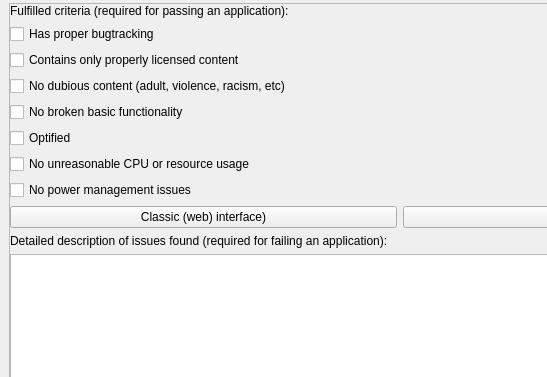
This is src/vote.ui in achipa/keepitsimpletester as Qt 5 draws it before an edit; both pictures show x 0 to 547 and y 0 to 377 of the 800 by 600 pixel window. The edited form follows.
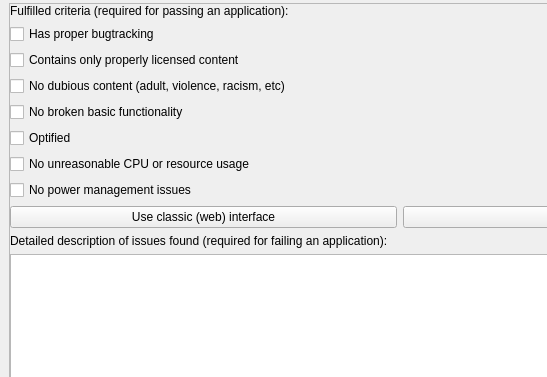
This is the edited form. Icons and pictures are not drawn.

Diff of the .ui file:
```diff
--- a/src/vote.ui
+++ b/src/vote.ui
@@ -32,7 +32,7 @@
          <x>0</x>
          <y>0</y>
          <width>778</width>
-         <height>564</height>
+         <height>569</height>
         </rect>
        </property>
        <layout class="QVBoxLayout" name="verticalLayout_2">
@@ -100,7 +100,7 @@
           <item>
            <widget class="QPushButton" name="pButton_page">
             <property name="text">
-             <string>Classic (web) interface)</string>
+             <string>Use classic (web) interface</string>
             </property>
            </widget>
           </item>
```
Left out of the diff: 2 changed lines with no effect on the pictures.
